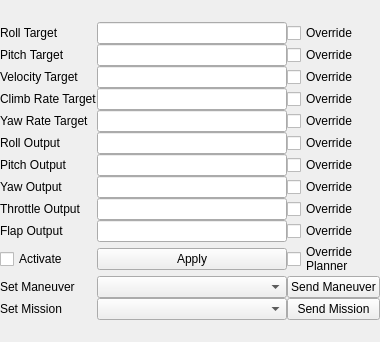
theilem/uavEE, file src/ground_station/src/Widgets/forms/WidgetManeuverPlanner.ui: the form before one commit.
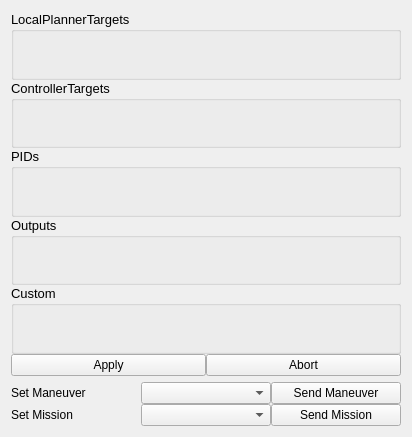
The form after the commit.

Diff of the .ui file:
```diff
--- a/src/ground_station/src/Widgets/forms/WidgetManeuverPlanner.ui
+++ b/src/ground_station/src/Widgets/forms/WidgetManeuverPlanner.ui
@@ -6,8 +6,8 @@
    <rect>
     <x>0</x>
     <y>0</y>
-    <width>380</width>
-    <height>342</height>
+    <width>412</width>
+    <height>437</height>
    </rect>
   </property>
   <property name="sizePolicy">
@@ -19,275 +19,13 @@
   <property name="windowTitle">
    <string>Form</string>
   </property>
-  <layout class="QGridLayout" name="gridLayout_2">
-   <property name="leftMargin">
-    <number>0</number>
-   </property>
-   <property name="topMargin">
-    <number>0</number>
-   </property>
-   <property name="rightMargin">
-    <number>0</number>
-   </property>
-   <property name="bottomMargin">
-    <number>0</number>
-   </property>
-   <property name="spacing">
-    <number>0</number>
-   </property>
+  <layout class="QGridLayout" name="gridLayout">
    <item row="1" column="0">
     <layout class="QGridLayout" name="gridLayout_5">
      <property name="spacing">
       <number>0</number>
      </property>
-     <item row="7" column="0">
-      <widget class="QLabel" name="yawOutputLabel">
-       <property name="text">
-        <string>Yaw Output</string>
-       </property>
-      </widget>
-     </item>
-     <item row="4" column="1">
-      <widget class="QLineEdit" name="yawRateTargetValue">
-       <property name="sizePolicy">
-        <sizepolicy hsizetype="MinimumExpanding" vsizetype="Fixed">
-         <horstretch>0</horstretch>
-         <verstretch>0</verstretch>
-        </sizepolicy>
-       </property>
-      </widget>
-     </item>
-     <item row="6" column="0">
-      <widget class="QLabel" name="pitchOutputLabel">
-       <property name="text">
-        <string>Pitch Output</string>
-       </property>
-      </widget>
-     </item>
-     <item row="9" column="2">
-      <widget class="QCheckBox" name="flapOutputOverride">
-       <property name="text">
-        <string>Override</string>
-       </property>
-      </widget>
-     </item>
-     <item row="9" column="0">
-      <widget class="QLabel" name="flapOutputLabel">
-       <property name="text">
-        <string>Flap Output</string>
-       </property>
-      </widget>
-     </item>
-     <item row="8" column="0">
-      <widget class="QLabel" name="throttleOutputLabel">
-       <property name="text">
-        <string>Throttle Output</string>
-       </property>
-      </widget>
-     </item>
-     <item row="7" column="2">
-      <widget class="QCheckBox" name="yawOutputOverride">
-       <property name="text">
-        <string>Override</string>
-       </property>
-      </widget>
-     </item>
-     <item row="5" column="2">
-      <widget class="QCheckBox" name="rollOutputOverride">
-       <property name="text">
-        <string>Override</string>
-       </property>
-      </widget>
-     </item>
-     <item row="3" column="1">
-      <widget class="QLineEdit" name="climbRateTargetValue">
-       <property name="sizePolicy">
-        <sizepolicy hsizetype="MinimumExpanding" vsizetype="Fixed">
-         <horstretch>0</horstretch>
-         <verstretch>0</verstretch>
-        </sizepolicy>
-       </property>
-      </widget>
-     </item>
-     <item row="4" column="0">
-      <widget class="QLabel" name="yawRateLabel">
-       <property name="text">
-        <string>Yaw Rate Target</string>
-       </property>
-      </widget>
-     </item>
-     <item row="8" column="2">
-      <widget class="QCheckBox" name="throttleOutputOverride">
-       <property name="text">
-        <string>Override</string>
-       </property>
-      </widget>
-     </item>
-     <item row="6" column="2">
-      <widget class="QCheckBox" name="pitchOutputOverride">
-       <property name="text">
-        <string>Override</string>
-       </property>
-      </widget>
-     </item>
-     <item row="5" column="0">
-      <widget class="QLabel" name="rollOutputLabel">
-       <property name="text">
-        <string>Roll Output</string>
-       </property>
-      </widget>
-     </item>
-     <item row="3" column="0">
-      <widget class="QLabel" name="climbRateTargetLabel">
-       <property name="text">
-        <string>Climb Rate Target</string>
-       </property>
-      </widget>
-     </item>
-     <item row="2" column="0">
-      <widget class="QLabel" name="velocityTargetLabel">
-       <property name="text">
-        <string>Velocity Target</string>
-       </property>
-      </widget>
-     </item>
-     <item row="0" column="1">
-      <widget class="QLineEdit" name="rollTargetValue">
-       <property name="sizePolicy">
-        <sizepolicy hsizetype="MinimumExpanding" vsizetype="Fixed">
-         <horstretch>0</horstretch>
-         <verstretch>0</verstretch>
-        </sizepolicy>
-       </property>
-      </widget>
-     </item>
-     <item row="0" column="2">
-      <widget class="QCheckBox" name="rollTargetOverride">
-       <property name="text">
-        <string>Override</string>
-       </property>
-      </widget>
-     </item>
-     <item row="1" column="0">
-      <widget class="QLabel" name="pitchTargetLabel">
-       <property name="text">
-        <string>Pitch Target</string>
-       </property>
-      </widget>
-     </item>
-     <item row="1" column="2">
-      <widget class="QCheckBox" name="pitchTargetOverride">
-       <property name="text">
-        <string>Override</string>
-       </property>
-      </widget>
-     </item>
-     <item row="2" column="1">
-      <widget class="QLineEdit" name="velocityTargetValue">
-       <property name="sizePolicy">
-        <sizepolicy hsizetype="MinimumExpanding" vsizetype="Fixed">
-         <horstretch>0</horstretch>
-         <verstretch>0</verstretch>
-        </sizepolicy>
-       </property>
-      </widget>
-     </item>
      <item row="1" column="1">
-      <widget class="QLineEdit" name="pitchTargetValue">
-       <property name="sizePolicy">
-        <sizepolicy hsizetype="MinimumExpanding" vsizetype="Fixed">
-         <horstretch>0</horstretch>
-         <verstretch>0</verstretch>
-        </sizepolicy>
-       </property>
-      </widget>
-     </item>
-     <item row="2" column="2">
-      <widget class="QCheckBox" name="velocityTargetOverride">
-       <property name="text">
-        <string>Override</string>
-       </property>
-      </widget>
-     </item>
-     <item row="0" column="0">
-      <widget class="QLabel" name="rollTargetLabel">
-       <property name="text">
-        <string>Roll Target</string>
-       </property>
-      </widget>
-     </item>
-     <item row="4" column="2">
-      <widget class="QCheckBox" name="yawRateTargetOverride">
-       <property name="text">
-        <string>Override</string>
-       </property>
-      </widget>
-     </item>
-     <item row="3" column="2">
-      <widget class="QCheckBox" name="climbRateTargetOverride">
-       <property name="text">
-        <string>Override</string>
-       </property>
-      </widget>
-     </item>
-     <item row="5" column="1">
-      <widget class="QLineEdit" name="rollOutputValue">
-       <property name="sizePolicy">
-        <sizepolicy hsizetype="MinimumExpanding" vsizetype="Fixed">
-         <horstretch>0</horstretch>
-         <verstretch>0</verstretch>
-        </sizepolicy>
-       </property>
-      </widget>
-     </item>
-     <item row="6" column="1">
-      <widget class="QLineEdit" name="pitchOutputValue">
-       <property name="sizePolicy">
-        <sizepolicy hsizetype="MinimumExpanding" vsizetype="Fixed">
-         <horstretch>0</horstretch>
-         <verstretch>0</verstretch>
-        </sizepolicy>
-       </property>
-      </widget>
-     </item>
-     <item row="7" column="1">
-      <widget class="QLineEdit" name="yawOutputValue">
-       <property name="sizePolicy">
-        <sizepolicy hsizetype="MinimumExpanding" vsizetype="Fixed">
-         <horstretch>0</horstretch>
-         <verstretch>0</verstretch>
-        </sizepolicy>
-       </property>
-      </widget>
-     </item>
-     <item row="8" column="1">
-      <widget class="QLineEdit" name="throttleOutputValue">
-       <property name="sizePolicy">
-        <sizepolicy hsizetype="Preferred" vsizetype="Fixed">
-         <horstretch>0</horstretch>
-         <verstretch>0</verstretch>
-        </sizepolicy>
-       </property>
-      </widget>
-     </item>
-     <item row="9" column="1">
-      <widget class="QLineEdit" name="flapOutputValue">
-       <property name="sizePolicy">
-        <sizepolicy hsizetype="MinimumExpanding" vsizetype="Fixed">
-         <horstretch>0</horstretch>
-         <verstretch>0</verstretch>
-        </sizepolicy>
-       </property>
-      </widget>
-     </item>
-     <item row="12" column="2">
-      <widget class="QPushButton" name="sendMission">
-       <property name="text">
-        <string>Send Mission</string>
-       </property>
-      </widget>
-     </item>
-     <item row="12" column="1">
       <widget class="QComboBox" name="missionOptions">
        <property name="sizePolicy">
         <sizepolicy hsizetype="Minimum" vsizetype="Fixed">
@@ -297,52 +35,122 @@
        </property>
       </widget>
      </item>
-     <item row="12" column="0">
+     <item row="1" column="2">
+      <widget class="QPushButton" name="sendMission">
+       <property name="text">
+        <string>Send Mission</string>
+       </property>
+      </widget>
+     </item>
+     <item row="1" column="0">
       <widget class="QLabel" name="missionLabel">
        <property name="text">
         <string>Set Mission</string>
        </property>
       </widget>
      </item>
-     <item row="11" column="2">
+     <item row="0" column="2">
       <widget class="QPushButton" name="sendManeuver">
        <property name="text">
         <string>Send Maneuver</string>
        </property>
       </widget>
      </item>
-     <item row="11" column="1">
+     <item row="0" column="1">
       <widget class="QComboBox" name="maneuverOptions"/>
      </item>
-     <item row="11" column="0">
+     <item row="0" column="0">
       <widget class="QLabel" name="maneuverLabel">
        <property name="text">
         <string>Set Maneuver</string>
        </property>
       </widget>
      </item>
-     <item row="10" column="2">
-      <widget class="QCheckBox" name="overridePlanner">
-       <property name="text">
-        <string>Override
-Planner</string>
+    </layout>
+   </item>
+   <item row="0" column="0">
+    <layout class="QVBoxLayout" name="verticalLayout_3">
+     <property name="spacing">
+      <number>0</number>
+     </property>
+     <item>
+      <widget class="QGroupBox" name="localPlannerGroup">
+       <property name="font">
+        <font>
+         <pointsize>10</pointsize>
+        </font>
        </property>
+       <property name="title">
+        <string>LocalPlannerTargets</string>
+       </property>
       </widget>
      </item>
-     <item row="10" column="0">
-      <widget class="QCheckBox" name="activate">
-       <property name="text">
-        <string>Activate</string>
+     <item>
+      <widget class="QGroupBox" name="controllerTargetsGroup">
+       <property name="font">
+        <font>
+         <pointsize>10</pointsize>
+        </font>
        </property>
+       <property name="title">
+        <string>ControllerTargets</string>
+       </property>
       </widget>
      </item>
-     <item row="10" column="1">
-      <widget class="QPushButton" name="apply">
-       <property name="text">
-        <string>Apply</string>
+     <item>
+      <widget class="QGroupBox" name="pidsGroup">
+       <property name="font">
+        <font>
+         <pointsize>10</pointsize>
+        </font>
        </property>
+       <property name="title">
+        <string>PIDs</string>
+       </property>
       </widget>
      </item>
+     <item>
+      <widget class="QGroupBox" name="outputsGroup">
+       <property name="font">
+        <font>
+         <pointsize>10</pointsize>
+        </font>
+       </property>
+       <property name="title">
+        <string>Outputs</string>
+       </property>
+      </widget>
+     </item>
+     <item>
+      <widget class="QGroupBox" name="customGroup">
+       <property name="font">
+        <font>
+         <pointsize>10</pointsize>
+        </font>
+       </property>
+       <property name="title">
+        <string>Custom</string>
+       </property>
+      </widget>
+     </item>
+     <item>
+      <layout class="QHBoxLayout" name="horizontalLayout">
+       <item>
+        <widget class="QPushButton" name="apply">
+         <property name="text">
+          <string>Apply</string>
+         </property>
+        </widget>
+       </item>
+       <item>
+        <widget class="QPushButton" name="abort">
+         <property name="text">
+          <string>Abort</string>
+         </property>
+        </widget>
+       </item>
+      </layout>
+     </item>
     </layout>
    </item>
   </layout>
```
